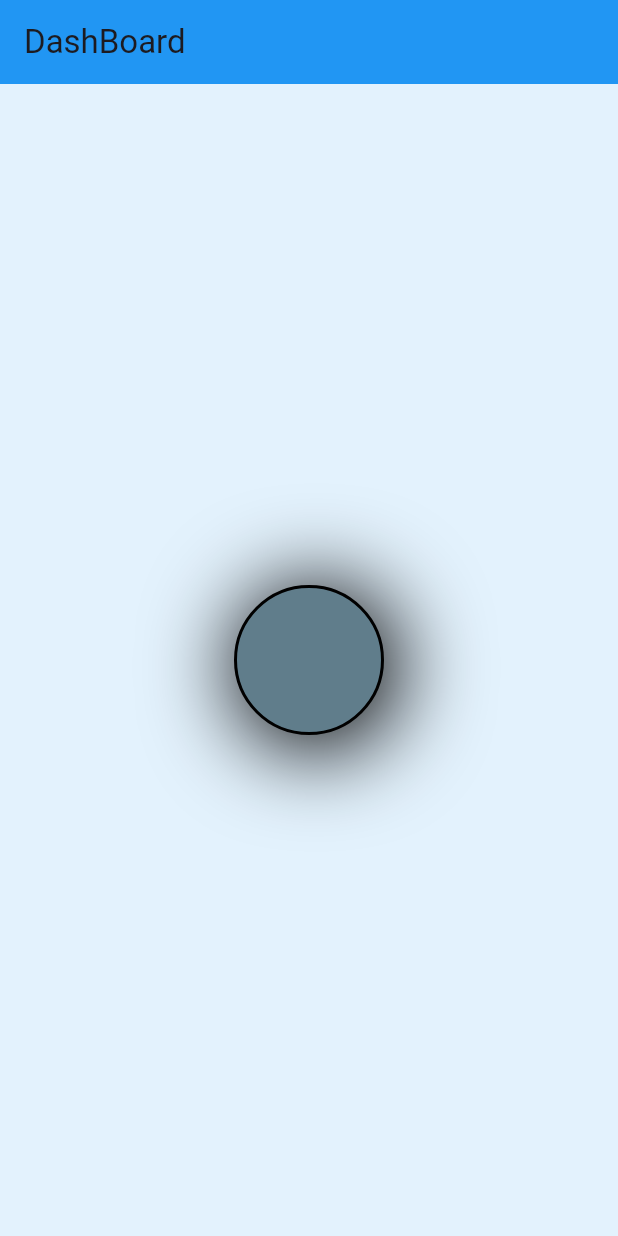
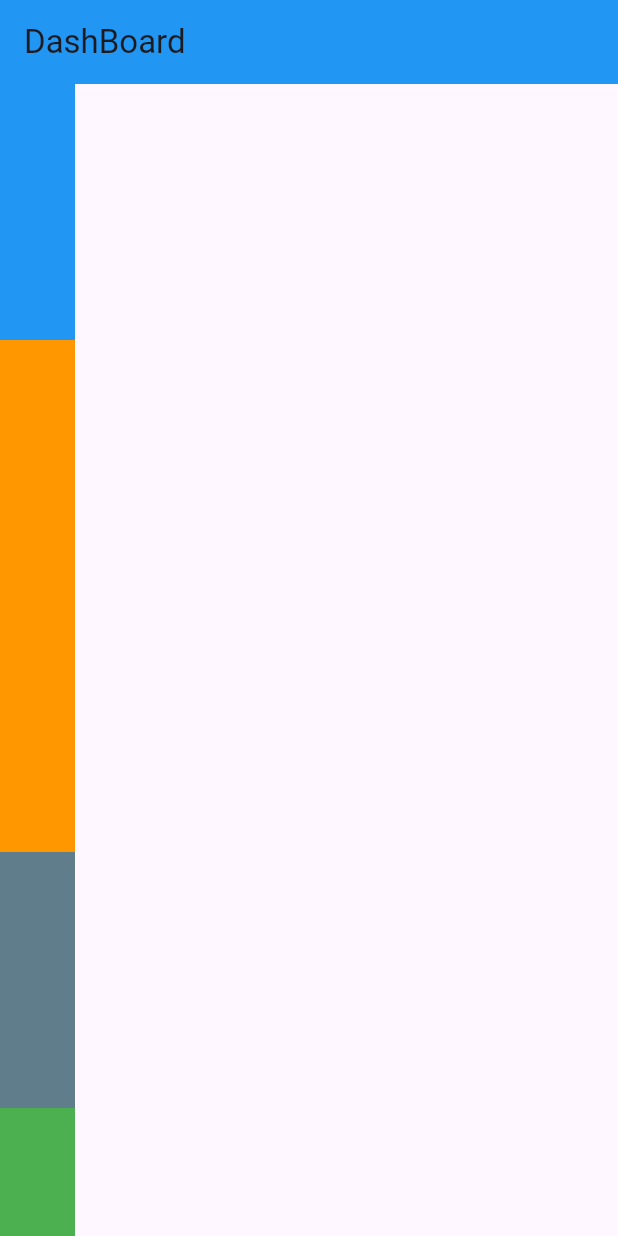
Before and after one commit to codebyAbhishekBharti/flutter_basics, a Flutter app: the screen it shows after launch, on a phone screen of 412 x 824 dp. Run offline on Flutter 3.47's test engine with Material 3 defaults, Android fonts, the phone set to English and light mode, and no system bars.

Commit message:
Expanded Widgets

```diff
--- a/lib/main.dart
+++ b/lib/main.dart
@@ -24,39 +24,75 @@ class DashBoardScreen extends StatelessWidget{
         title: Text('DashBoard'),
         backgroundColor: Colors.blue,
       ),
-      body: Container(
-        color: Colors.blue.shade50,
-        width: double.infinity,
-        height: double.infinity,
-        child: Center(
-          child: Container(
-            width: 100,
-            height: 100,
-            // color: Colors.blueGrey,
-            decoration: BoxDecoration(
-              color: Colors.blueGrey,
-              // borderRadius: BorderRadius.circular(10),
-              // borderRadius: BorderRadius.only(
-              //   topLeft: Radius.circular(10),
-              //   topRight: Radius.circular(10),
-              // )
-              border: Border.all(
-                color: Colors.black,
-                width: 2,
-              ),
-              boxShadow: const [
-                BoxShadow(
-                  color: Colors.black,
-                  offset: Offset(5, 5),
-                  blurRadius: 51,
-                  spreadRadius: 5,
-                ),
-              ],
-              shape: BoxShape.circle,
+      // body: Container(
+      //   color: Colors.blue.shade50,
+      //   width: double.infinity,
+      //   height: double.infinity,
+      //   child: Center(
+      //     child: Container(
+      //       width: 100,
+      //       height: 100,
+      //       // color: Colors.blueGrey,
+      //       decoration: BoxDecoration(
+      //         color: Colors.blueGrey,
+      //         // borderRadius: BorderRadius.circular(10),
+      //         // borderRadius: BorderRadius.only(
+      //         //   topLeft: Radius.circular(10),
+      //         //   topRight: Radius.circular(10),
+      //         // )
+      //         border: Border.all(
+      //           color: Colors.black,
+      //           width: 2,
+      //         ),
+      //         boxShadow: const [
+      //           BoxShadow(
+      //             color: Colors.black,
+      //             offset: Offset(5, 5),
+      //             blurRadius: 51,
+      //             spreadRadius: 5,
+      //           ),
+      //         ],
+      //         shape: BoxShape.circle,
+      //       ),
+      //     ),
+      //   ),
+      // )
+      body: Column(
+        // mainAxisAlignment: MainAxisAlignment.center,
+        children: [
+          Expanded(
+            flex: 2,
+            child: Container(
+              width: 50,
+              height: 100,
+              color: Colors.blue,
             ),
           ),
-        ),
-      )
+          Expanded(
+            flex: 4,
+            child: Container(
+              width: 50,
+              height: 100,
+              color: Colors.orange,
+            ),
+          ),
+          Expanded(
+            flex: 2,
+            child: Container(
+              width: 50,
+              height: 100,
+              color: Colors.blueGrey,
+            ),
+          ),
+          Expanded(
+            child: Container(
+              width: 50,
+              height: 100,
+              color: Colors.green,
+            ),
+          ),
+        ],
+      ),
     );
   }
 
```
